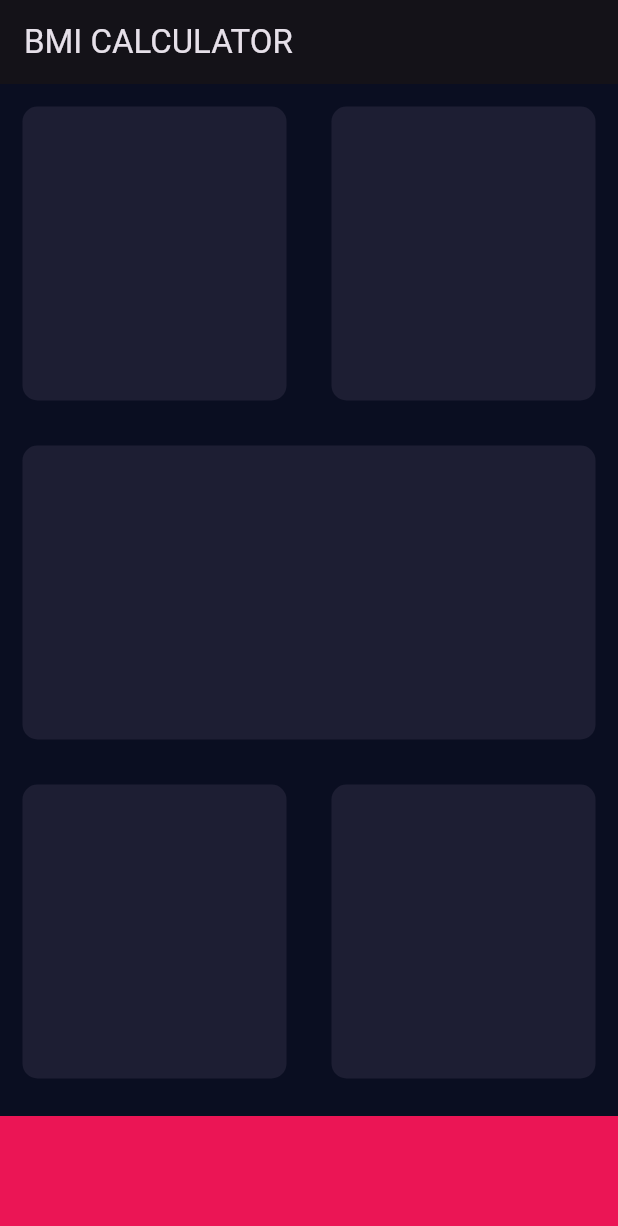
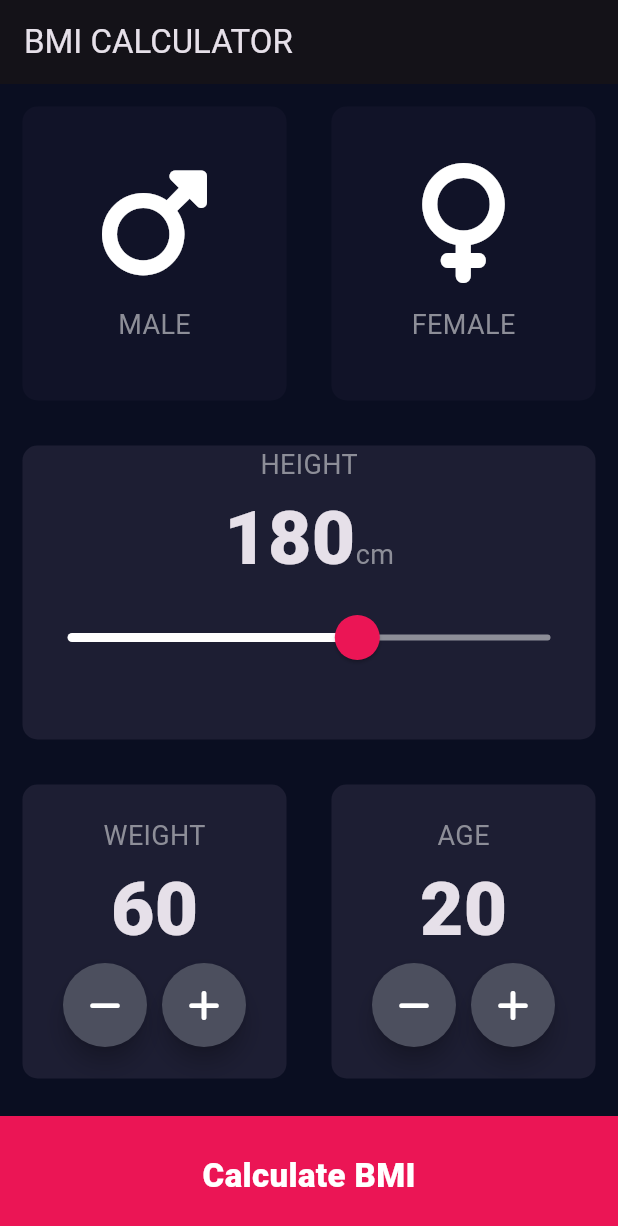
Before and after one commit to TzikoulisAthan/BMICalculator, a Flutter app: the screen it shows after launch, on a phone screen of 412 x 824 dp. Shown: the top 1226 px of the screen. Run offline on Flutter 3.47's test engine with Material 3 defaults, Android fonts, the phone set to English and light mode, and no system bars; our stand-ins replace font_awesome_flutter.

Commit message:
Complete UI / Implement functionality

```diff
--- /dev/null
+++ b/lib/calculator_brain.dart
@@ -0,0 +1,35 @@
+import 'dart:math';
+
+class CalculatorBrain {
+  CalculatorBrain({required this.height, required this.weight});
+
+  final int height;
+  final int weight;
+
+  late double _bmi;
+
+  String calculateBMI() {
+    _bmi = weight / pow(height / 100, 2);
+    return _bmi.toStringAsFixed(1);
+  }
+
+  String getResult() {
+    if (_bmi >= 25) {
+      return 'Overweight';
+    } else if (_bmi > 18.5) {
+      return 'Normal';
+    } else {
+      return 'Underweight';
+    }
+  }
+
+  String getInterpretation() {
+    if (_bmi >= 25) {
+      return 'Excercise more';
+    } else if (_bmi > 18.5) {
+      return 'Good job!';
+    } else {
+      return 'Eat more';
+    }
+  }
+}
--- /dev/null
+++ b/lib/components/bottom_button.dart
@@ -0,0 +1,28 @@
+import 'package:flutter/material.dart';
+import '../constants.dart';
+
+class BottomButton extends StatelessWidget {
+  BottomButton({required this.onTap, required this.buttonTitle});
+
+  final VoidCallback onTap;
+  final String buttonTitle;
+
+  @override
+  Widget build(BuildContext context) {
+    return GestureDetector(
+      onTap: onTap,
+      child: Container(
+        alignment: Alignment.center,
+        color: kBottomContainerColour,
+        margin: EdgeInsets.only(top: 10.0),
+        width: double.infinity,
+        height: kBottomContainerHeight,
+        child: Text(
+          buttonTitle,
+          style: TextStyle(
+              color: Colors.white, fontSize: 22, fontWeight: FontWeight.w900),
+        ),
+      ),
+    );
+  }
+}
--- /dev/null
+++ b/lib/components/icon_content.dart
@@ -0,0 +1,27 @@
+import 'package:flutter/material.dart';
+import '../constants.dart';
+import '../constants.dart';
+
+class IconContent extends StatelessWidget {
+  IconContent({required this.icon, required this.gender});
+
+  final IconData icon;
+  final String gender;
+
+  @override
+  Widget build(BuildContext context) {
+    return Column(
+      mainAxisAlignment: MainAxisAlignment.center,
+      children: [
+        Icon(
+          icon,
+          size: 80,
+        ),
+        SizedBox(
+          height: 15,
+        ),
+        Text(gender, style: kLabelTextStyle)
+      ],
+    );
+  }
+}
--- /dev/null
+++ b/lib/components/reusable_card.dart
@@ -0,0 +1,22 @@
+import 'package:flutter/material.dart';
+
+class ReusableCard extends StatelessWidget {
+  ReusableCard({required this.colour, this.cardChild, this.onPress});
+
+  final Color colour;
+  final Widget? cardChild;
+
+  final VoidCallback? onPress;
+
+  @override
+  Widget build(BuildContext context) {
+    return GestureDetector(
+      onTap: onPress,
+      child: Container(
+          child: cardChild,
+          margin: EdgeInsets.all(15),
+          decoration: BoxDecoration(
+              borderRadius: BorderRadius.circular(10), color: colour)),
+    );
+  }
+}
--- /dev/null
+++ b/lib/components/round_icon_button.dart
@@ -0,0 +1,20 @@
+import 'package:flutter/material.dart';
+import '../constants.dart';
+
+class RoundIconButton extends StatelessWidget {
+  RoundIconButton({required this.icon, required this.onPressed});
+
+  final IconData icon;
+  final VoidCallback onPressed;
+
+  @override
+  Widget build(BuildContext context) {
+    return RawMaterialButton(
+        child: Icon(icon),
+        constraints: BoxConstraints.tightFor(width: 56, height: 56),
+        elevation: 6,
+        shape: CircleBorder(),
+        fillColor: Color(0xFF4C4F5E),
+        onPressed: onPressed);
+  }
+}
--- /dev/null
+++ b/lib/constants.dart
@@ -0,0 +1,15 @@
+import 'package:flutter/material.dart';
+
+const kBottomContainerHeight = 80.0;
+const kActiveCardColour = Color(0xFF1D1E33);
+const kInactiveCardColor = Color(0xFF111328);
+const kBottomContainerColour = Color(0xFFEB1555);
+
+const kLabelTextStyle = TextStyle(fontSize: 18, color: Color(0xFF8D8E98));
+const kNumberTextStyle = TextStyle(fontSize: 50, fontWeight: FontWeight.w900);
+
+const kTitleTextStyle = TextStyle(fontSize: 50, fontWeight: FontWeight.bold);
+const kResultsTextStyle = TextStyle(
+    color: Color(0xFF24D876), fontSize: 22, fontWeight: FontWeight.bold);
+const kBMITextStyle = TextStyle(fontSize: 100, fontWeight: FontWeight.bold);
+const kBodyTextStyle = TextStyle(fontSize: 22);
--- a/lib/input_page.dart
+++ /dev/null
@@ -1,75 +0,0 @@
-import 'package:flutter/material.dart';
-
-const bottomContainerHeight = 80.0;
-const activeCardColour = Color(0xFF1D1E33);
-const bottomContainerColour = Color(0xFFEB1555);
-
-class InputPage extends StatefulWidget {
-  @override
-  _InputPageState createState() => _InputPageState();
-}
-
-class _InputPageState extends State<InputPage> {
-  @override
-  Widget build(BuildContext context) {
-    return Scaffold(
-        appBar: AppBar(
-          title: Text('BMI CALCULATOR'),
-        ),
-        body: Column(
-          children: [
-            Expanded(
-                child: Row(
-              children: [
-                Expanded(
-                  child: ReusableCard(
-                    colour: Color(0xFF1D1E33),
-                  ),
-                ),
-                Expanded(child: ReusableCard(colour: Color(0xFF1D1E33)))
-              ],
-            )),
-            Expanded(child: ReusableCard(colour: Color(0xFF1D1E33))),
-            Expanded(
-                child: Row(
-              children: [
-                Expanded(
-                  child: Container(
-                      margin: EdgeInsets.all(15),
-                      decoration: BoxDecoration(
-                          borderRadius: BorderRadius.circular(10),
-                          color: Color(0xFF1D1E33))),
-                ),
-                Expanded(
-                  child: Container(
-                      margin: EdgeInsets.all(15),
-                      decoration: BoxDecoration(
-                          borderRadius: BorderRadius.circular(10),
-                          color: Color(0xFF1D1E33))),
-                )
-              ],
-            )),
-            Container(
-              color: bottomContainerColour,
-              margin: EdgeInsets.only(top: 10.0),
-              width: double.infinity,
-              height: bottomContainerHeight,
-            )
-          ],
-        ));
-  }
-}
-
-class ReusableCard extends StatelessWidget {
-  ReusableCard({required this.colour});
-
-  final Color colour;
-
-  @override
-  Widget build(BuildContext context) {
-    return Container(
-        margin: EdgeInsets.all(15),
-        decoration: BoxDecoration(
-            borderRadius: BorderRadius.circular(10), color: colour));
-  }
-}
--- a/lib/main.dart
+++ b/lib/main.dart
@@ -1,5 +1,6 @@
 import 'package:flutter/material.dart';
-import 'input_page.dart';
+import 'screens/input_page.dart';
+import 'constants.dart';
 
 void main() => runApp(BMICalculator());
 
--- /dev/null
+++ b/lib/screens/input_page.dart
@@ -0,0 +1,218 @@
+import 'package:bmi_calculator/screens/results_page.dart';
+import 'package:flutter/cupertino.dart';
+import 'package:flutter/material.dart';
+import 'package:font_awesome_flutter/font_awesome_flutter.dart';
+import '../components/icon_content.dart';
+import '../components/reusable_card.dart';
+import '../constants.dart';
+import '../components/bottom_button.dart';
+import '../components/round_icon_button.dart';
+import 'package:bmi_calculator/calculator_brain.dart';
+
+enum Gender { male, female }
+
+class InputPage extends StatefulWidget {
+  @override
+  _InputPageState createState() => _InputPageState();
+}
+
+class _InputPageState extends State<InputPage> {
+  Gender? selectedGender;
+  int height = 180;
+  int weight = 60;
+  int age = 20;
+
+  @override
+  Widget build(BuildContext context) {
+    return Scaffold(
+        appBar: AppBar(
+          title: Text('BMI CALCULATOR'),
+        ),
+        body: Column(
+          crossAxisAlignment: CrossAxisAlignment.stretch,
+          children: [
+            Expanded(
+                child: Row(
+              children: [
+                Expanded(
+                  child: ReusableCard(
+                    onPress: () {
+                      setState(() {
+                        selectedGender = Gender.male;
+                      });
+                    },
+                    colour: selectedGender == Gender.male
+                        ? kActiveCardColour
+                        : kInactiveCardColor,
+                    cardChild: IconContent(
+                      icon: FontAwesomeIcons.mars,
+                      gender: 'MALE',
+                    ),
+                  ),
+                ),
+                Expanded(
+                    child: ReusableCard(
+                  onPress: () {
+                    setState(() {
+                      selectedGender = Gender.female;
+                    });
+                  },
+                  colour: selectedGender == Gender.female
+                      ? kActiveCardColour
+                      : kInactiveCardColor,
+                  cardChild: IconContent(
+                    icon: FontAwesomeIcons.venus,
+                    gender: 'FEMALE',
+                  ),
+                ))
+              ],
+            )),
+            Expanded(
+                child: ReusableCard(
+                    cardChild: Column(
+                      children: [
+                        Text(
+                          'HEIGHT',
+                          style: kLabelTextStyle,
+                        ),
+                        Row(
+                          mainAxisAlignment: MainAxisAlignment.center,
+                          crossAxisAlignment: CrossAxisAlignment.baseline,
+                          textBaseline: TextBaseline.alphabetic,
+                          children: [
+                            Text(
+                              height.toString(),
+                              style: kNumberTextStyle,
+                            ),
+                            Text(
+                              'cm',
+                              style: kLabelTextStyle,
+                            ),
+                          ],
+                        ),
+                        SliderTheme(
+                          data: SliderTheme.of(context).copyWith(
+                              activeTrackColor: Colors.white,
+                              inactiveTrackColor: Color(0xFF8D8E98),
+                              thumbColor: Color(0xFFEB1555),
+                              overlayColor: Color(0x29EB1555),
+                              thumbShape:
+                                  RoundSliderThumbShape(enabledThumbRadius: 15),
+                              overlayShape:
+                                  RoundSliderOverlayShape(overlayRadius: 30)),
+                          child: Slider(
+                            value: height.toDouble(),
+                            min: 120,
+                            max: 220,
+                            onChanged: (double newValue) {
+                              setState(() {
+                                height = newValue.round();
+                              });
+                            },
+                          ),
+                        ),
+                      ],
+                    ),
+                    colour: kActiveCardColour)),
+            Expanded(
+                child: Row(
+              children: [
+                Expanded(
+                  child: ReusableCard(
+                    colour: kActiveCardColour,
+                    cardChild: Column(
+                      mainAxisAlignment: MainAxisAlignment.center,
+                      children: [
+                        Text(
+                          'WEIGHT',
+                          style: kLabelTextStyle,
+                        ),
+                        Text(
+                          weight.toString(),
+                          style: kNumberTextStyle,
+                        ),
+                        Row(
+                          mainAxisAlignment: MainAxisAlignment.center,
+                          children: [
+                            RoundIconButton(
+                                icon: FontAwesomeIcons.minus,
+                                onPressed: () {
+                                  setState(() {
+                                    weight--;
+                                  });
+                                }),
+                            SizedBox(
+                              width: 10,
+                            ),
+                            RoundIconButton(
+                              icon: FontAwesomeIcons.plus,
+                              onPressed: () {
+                                setState(() {
+                                  weight++;
+                                });
+                              },
+                            )
+                          ],
+                        )
+                      ],
+                    ),
+                  ),
+                ),
+                Expanded(
+                  child: ReusableCard(
+                    colour: kActiveCardColour,
+                    cardChild: Column(
+                      mainAxisAlignment: MainAxisAlignment.center,
+                      children: [
+                        Text(
+                          "AGE",
+                          style: kLabelTextStyle,
+                        ),
+                        Text(
+                          age.toString(),
+                          style: kNumberTextStyle,
+                        ),
+                        Row(
+                          mainAxisAlignment: MainAxisAlignment.center,
+                          children: [
+                            RoundIconButton(
+                                icon: FontAwesomeIcons.minus,
+                                onPressed: () {
+                                  setState(() {
+                                    age--;
+                                  });
+                                }),
+                            SizedBox(width: 10),
+                            RoundIconButton(
+                                icon: FontAwesomeIcons.plus,
+                                onPressed: () {
+                                  setState(() {
+                                    age++;
+                                  });
+                                })
+                          ],
+                        )
+                      ],
+                    ),
+                  ),
+                )
+              ],
+            )),
+            BottomButton(
+              onTap: () {
+                CalculatorBrain calculation =
+                    CalculatorBrain(height: height, weight: weight);
+
+                Navigator.of(context).push(MaterialPageRoute(
+                    builder: (context) => ResultsPage(
+                          bmiResult: calculation.calculateBMI(),
+                          bmiText: calculation.getResult(),
+                          bmiInterpretation: calculation.getInterpretation(),
+                        )));
+              },
+              buttonTitle: "Calculate BMI",
+            )
+          ],
+        ));
+  }
+}
--- a/pubspec.yaml
+++ b/pubspec.yaml
@@ -35,6 +35,7 @@ dependencies:
   # The following adds the Cupertino Icons font to your application.
   # Use with the CupertinoIcons class for iOS style icons.
   cupertino_icons: ^1.0.6
+  font_awesome_flutter: ^10.7.0
 
 dev_dependencies:
   flutter_test:
```
Also changed, not shown: lib/screens/results_page.dart (added, +75 -0 lines), pubspec.lock.
